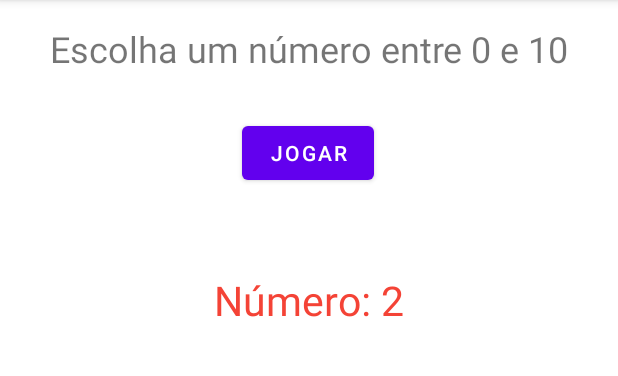
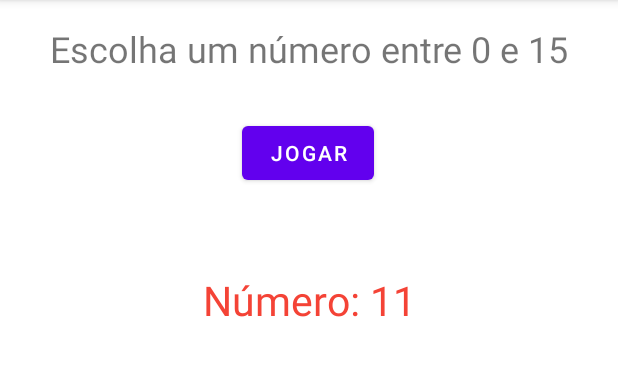
Before and after one commit to X1T4D1N/app_sorteio, an Android app: the screen it shows after launch (MainActivity), after a tap on "JOGAR", on a phone screen of 412 x 824 dp, the part 84-460 px from its top. Run offline under Robolectric (Android 15) with nearby library versions, the phone set to English and light mode, and no system bars.

```diff
--- a/app/src/main/java/com/example/sorteio/MainActivity.java
+++ b/app/src/main/java/com/example/sorteio/MainActivity.java
@@ -18,7 +18,7 @@ public class MainActivity extends AppCompatActivity {
 
     public void sortearNumero(View view){
         TextView texto = findViewById(R.id.textoResultado);
-        int x = new Random().nextInt(11);
+        int x = new Random().nextInt(16);
         texto.setText( "Número: " + x);
     }
 
--- a/app/src/main/res/layout/activity_main.xml
+++ b/app/src/main/res/layout/activity_main.xml
@@ -11,7 +11,7 @@
         android:layout_width="wrap_content"
         android:layout_height="wrap_content"
         android:layout_marginTop="16dp"
-        android:text="Escolha um número entre 0 e 10"
+        android:text="Escolha um número entre 0 e 15"
         android:textSize="24sp"
         app:layout_constraintEnd_toEndOf="parent"
         app:layout_constraintStart_toStartOf="parent"
```
